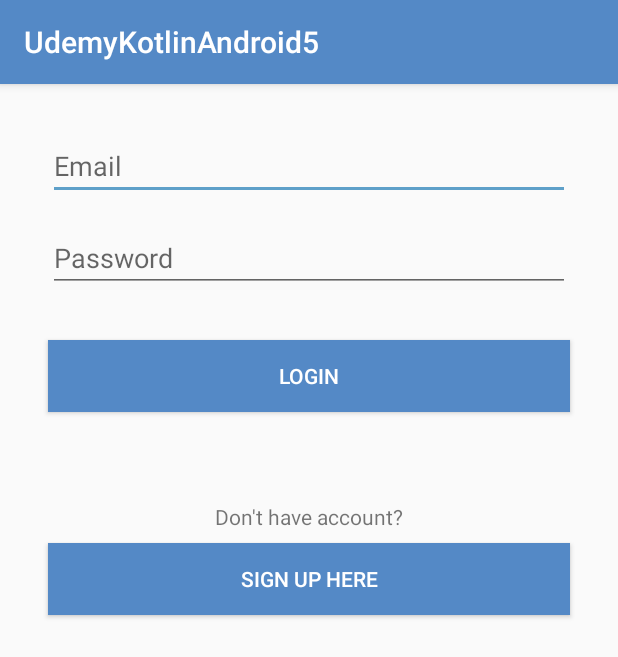
After one commit to kissybnts/udemy-kotlin-android-5, an Android app: the LoginActivity screen opened directly, with no data from a screen before it, on a phone screen of 412 x 824 dp. The commit adds this screen. Shown: the top 657 px of the screen. Run offline under Robolectric (Android 15) with nearby library versions, the phone set to English and light mode, and no system bars.

Commit message:
Lecture 71, LoginActivity UI

```diff
--- a/app/build.gradle
+++ b/app/build.gradle
@@ -24,7 +24,7 @@ android {
 
 dependencies {
     implementation fileTree(dir: 'libs', include: ['*.jar'])
-    implementation"org.jetbrains.kotlin:kotlin-stdlib-jre7:$kotlin_version"
+    implementation "org.jetbrains.kotlin:kotlin-stdlib-jre7:$kotlin_version"
     implementation 'com.android.support:appcompat-v7:26.1.0'
     implementation 'com.android.support:design:26.1.0'
     implementation 'com.android.support.constraint:constraint-layout:1.0.2'
--- a/app/src/main/AndroidManifest.xml
+++ b/app/src/main/AndroidManifest.xml
@@ -18,6 +18,7 @@
                 <category android:name="android.intent.category.LAUNCHER" />
             </intent-filter>
         </activity>
+        <activity android:name=".LoginActivity"></activity>
     </application>
 
 </manifest>
--- /dev/null
+++ b/app/src/main/java/com/kissybnts/udemykotlinandroid5/LoginActivity.kt
@@ -0,0 +1,21 @@
+package com.kissybnts.udemykotlinandroid5
+
+import android.support.v7.app.AppCompatActivity
+import android.os.Bundle
+import android.view.View
+
+class LoginActivity : AppCompatActivity() {
+
+    override fun onCreate(savedInstanceState: Bundle?) {
+        super.onCreate(savedInstanceState)
+        setContentView(R.layout.activity_login)
+    }
+
+    fun onLoginButtonClicked(view: View) {
+
+    }
+
+    fun onCreateUserButtonClicked(view: View) {
+
+    }
+}
--- a/app/src/main/java/com/kissybnts/udemykotlinandroid5/MainActivity.kt
+++ b/app/src/main/java/com/kissybnts/udemykotlinandroid5/MainActivity.kt
@@ -1,5 +1,6 @@
 package com.kissybnts.udemykotlinandroid5
 
+import android.content.Intent
 import android.os.Bundle
 import android.support.design.widget.Snackbar
 import android.support.design.widget.NavigationView
@@ -34,7 +35,8 @@ class MainActivity : AppCompatActivity() {
     }
 
     fun onLoginButtonClicked(view: View) {
-
+        val loginIntent = Intent(this, LoginActivity::class.java)
+        startActivity(loginIntent)
     }
 
     fun onAddChannelButtonClicked(view: View) {
--- /dev/null
+++ b/app/src/main/res/layout/activity_login.xml
@@ -0,0 +1,78 @@
+<?xml version="1.0" encoding="utf-8"?>
+<android.support.constraint.ConstraintLayout xmlns:android="http://schemas.android.com/apk/res/android"
+    xmlns:app="http://schemas.android.com/apk/res-auto"
+    xmlns:tools="http://schemas.android.com/tools"
+    android:layout_width="match_parent"
+    android:layout_height="match_parent"
+    tools:context="com.kissybnts.udemykotlinandroid5.LoginActivity">
+
+    <EditText
+        android:id="@+id/emeilTextLogin"
+        android:layout_width="0dp"
+        android:layout_height="wrap_content"
+        android:layout_marginEnd="32dp"
+        android:layout_marginStart="32dp"
+        android:layout_marginTop="32dp"
+        android:ems="10"
+        android:hint="@string/email"
+        android:inputType="textEmailAddress"
+        app:layout_constraintEnd_toEndOf="parent"
+        app:layout_constraintStart_toStartOf="parent"
+        app:layout_constraintTop_toTopOf="parent" />
+
+    <EditText
+        android:id="@+id/passwordTextLogin"
+        android:layout_width="0dp"
+        android:layout_height="wrap_content"
+        android:layout_marginEnd="32dp"
+        android:layout_marginStart="32dp"
+        android:layout_marginTop="16dp"
+        android:ems="10"
+        android:hint="@string/password"
+        android:inputType="textPassword"
+        app:layout_constraintEnd_toEndOf="parent"
+        app:layout_constraintStart_toStartOf="parent"
+        app:layout_constraintTop_toBottomOf="@+id/emeilTextLogin" />
+
+    <Button
+        android:id="@+id/loginButtonLogin"
+        android:layout_width="0dp"
+        android:layout_height="wrap_content"
+        android:layout_marginEnd="32dp"
+        android:layout_marginStart="32dp"
+        android:layout_marginTop="32dp"
+        android:background="@color/colorPrimary"
+        android:onClick="onLoginButtonClicked"
+        android:text="@string/login"
+        android:textColor="@android:color/white"
+        app:layout_constraintEnd_toEndOf="parent"
+        app:layout_constraintStart_toStartOf="parent"
+        app:layout_constraintTop_toBottomOf="@+id/passwordTextLogin" />
+
+    <TextView
+        android:id="@+id/textView"
+        android:layout_width="wrap_content"
+        android:layout_height="wrap_content"
+        android:layout_marginEnd="8dp"
+        android:layout_marginStart="8dp"
+        android:layout_marginTop="60dp"
+        android:text="@string/dont_have_account"
+        app:layout_constraintEnd_toEndOf="parent"
+        app:layout_constraintStart_toStartOf="parent"
+        app:layout_constraintTop_toBottomOf="@+id/loginButtonLogin" />
+
+    <Button
+        android:id="@+id/createUserButtonLogin"
+        android:layout_width="0dp"
+        android:layout_height="wrap_content"
+        android:layout_marginEnd="32dp"
+        android:layout_marginStart="32dp"
+        android:layout_marginTop="8dp"
+        android:background="@color/colorPrimary"
+        android:onClick="onCreateUserButtonClicked"
+        android:text="@string/sign_up_here"
+        android:textColor="@android:color/white"
+        app:layout_constraintEnd_toEndOf="parent"
+        app:layout_constraintStart_toStartOf="parent"
+        app:layout_constraintTop_toBottomOf="@+id/textView" />
+</android.support.constraint.ConstraintLayout>
--- a/app/src/main/res/values/strings.xml
+++ b/app/src/main/res/values/strings.xml
@@ -8,4 +8,8 @@
     <string name="login">Login</string>
     <string name="enter_message">enter message</string>
     <string name="send_message">send message</string>
+    <string name="dont_have_account">Don\'t have account?</string>
+    <string name="password">Password</string>
+    <string name="email">Email</string>
+    <string name="sign_up_here">Sign Up Here</string>
 </resources>
```
